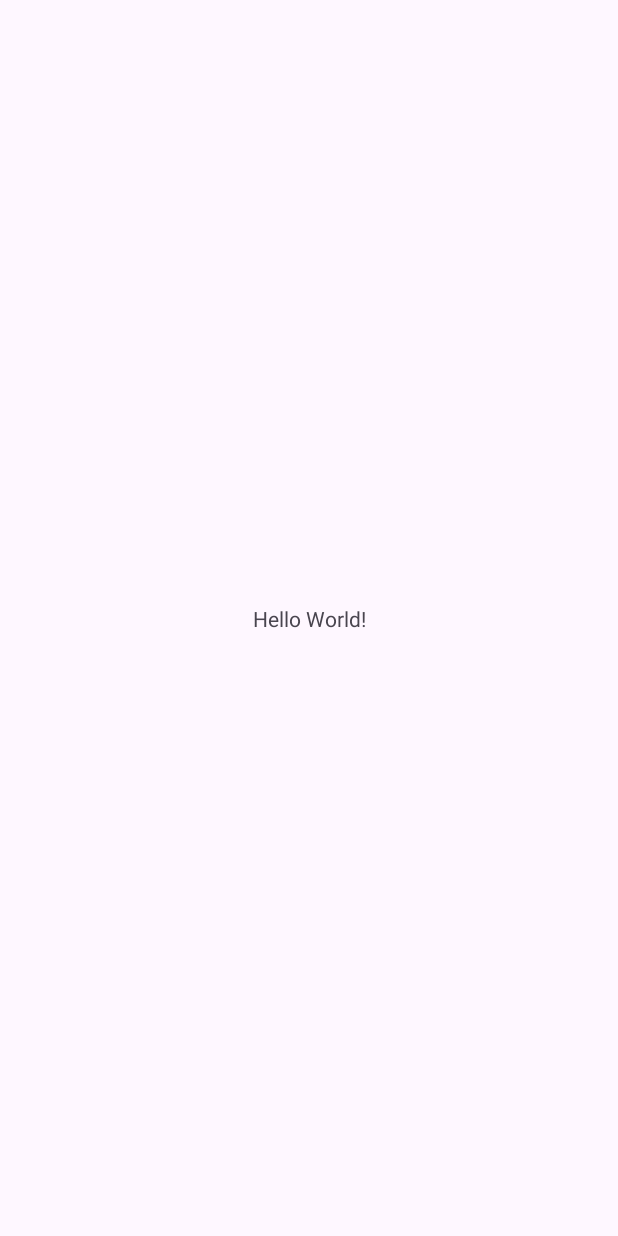
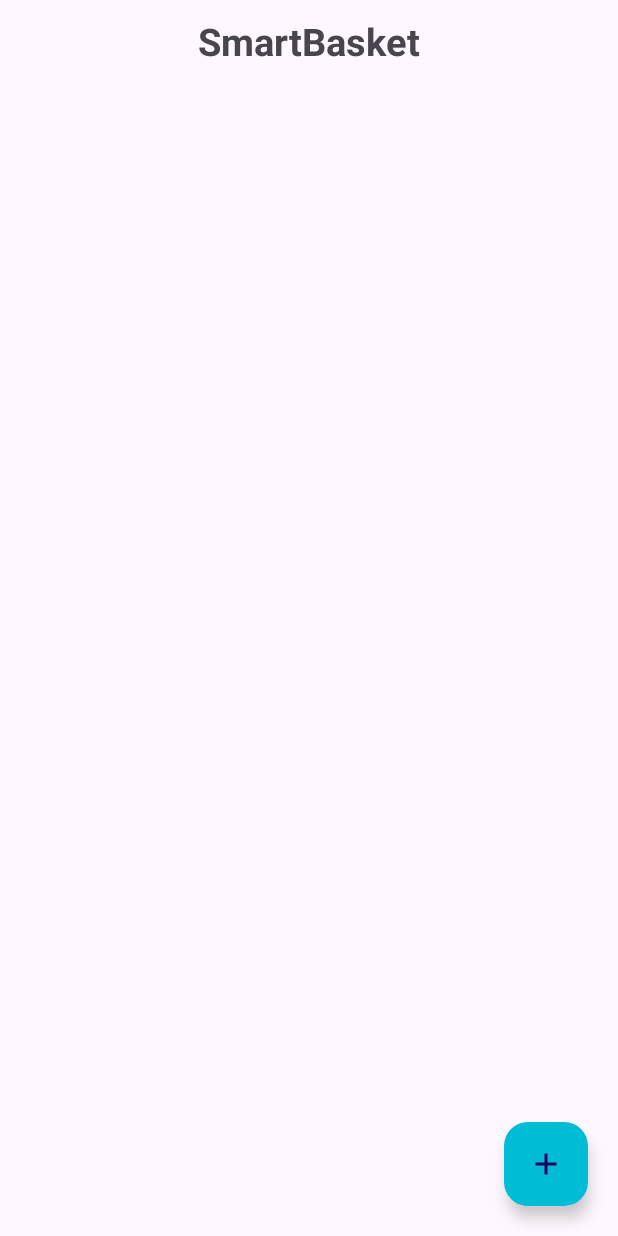
Before and after one commit to LouiseDelarue/ProjectMAD-group3, an Android app: the screen it shows after launch (MainActivity), on a phone screen of 412 x 824 dp. Before the commit the screen is almost empty. Run offline under Robolectric (Android 15) with nearby library versions, the phone set to English and light mode, and no system bars.

Commit message:
add button start list layout of element

```diff
--- /dev/null
+++ b/app/src/main/res/drawable/add.xml
@@ -0,0 +1,5 @@
+<vector xmlns:android="http://schemas.android.com/apk/res/android" android:height="24dp" android:tint="#000000" android:viewportHeight="24" android:viewportWidth="24" android:width="24dp">
+
+    <path android:fillColor="@android:color/white" android:pathData="M19,13h-6v6h-2v-6H5v-2h6V5h2v6h6v2z"/>
+
+</vector>
--- a/app/src/main/res/layout/activity_main.xml
+++ b/app/src/main/res/layout/activity_main.xml
@@ -1,5 +1,5 @@
 <?xml version="1.0" encoding="utf-8"?>
-<androidx.constraintlayout.widget.ConstraintLayout xmlns:android="http://schemas.android.com/apk/res/android"
+<RelativeLayout xmlns:android="http://schemas.android.com/apk/res/android"
     xmlns:app="http://schemas.android.com/apk/res-auto"
     xmlns:tools="http://schemas.android.com/tools"
     android:id="@+id/main"
@@ -8,12 +8,35 @@
     tools:context=".MainActivity">
 
     <TextView
+        android:id="@+id/textView"
         android:layout_width="wrap_content"
         android:layout_height="wrap_content"
-        android:text="Hello World!"
+        android:text="SmartBasket"
+        android:layout_centerHorizontal = "true"
+        android:textSize="25sp"
+        android:textStyle="bold"
+        android:layout_marginTop="10dp"
         app:layout_constraintBottom_toBottomOf="parent"
         app:layout_constraintEnd_toEndOf="parent"
         app:layout_constraintStart_toStartOf="parent"
         app:layout_constraintTop_toTopOf="parent" />
 
-</androidx.constraintlayout.widget.ConstraintLayout>
+    <androidx.recyclerview.widget.RecyclerView
+        android:id="@+id/recyclerView"
+        android:layout_marginTop="10dp"
+        android:layout_width="match_parent"
+        android:layout_height="wrap_content"
+        android:nestedScrollingEnabled="true"
+        android:layout_below="@+id/textView" />
+
+    <com.google.android.material.floatingactionbutton.FloatingActionButton
+        android:id="@+id/addButton"
+        android:layout_width="wrap_content"
+        android:layout_height="wrap_content"
+        android:layout_alignParentBottom="true"
+        android:layout_alignParentEnd="true"
+        android:layout_margin="20dp"
+        android:src="@drawable/add"
+        android:backgroundTint="#00BCD4"/>
+
+</RelativeLayout>
```
Also changed, not shown: app/src/main/res/layout/add_new_element.xml (added, +25 -0 lines), app/src/main/res/layout/task_layout.xml (added, +27 -0 lines).
